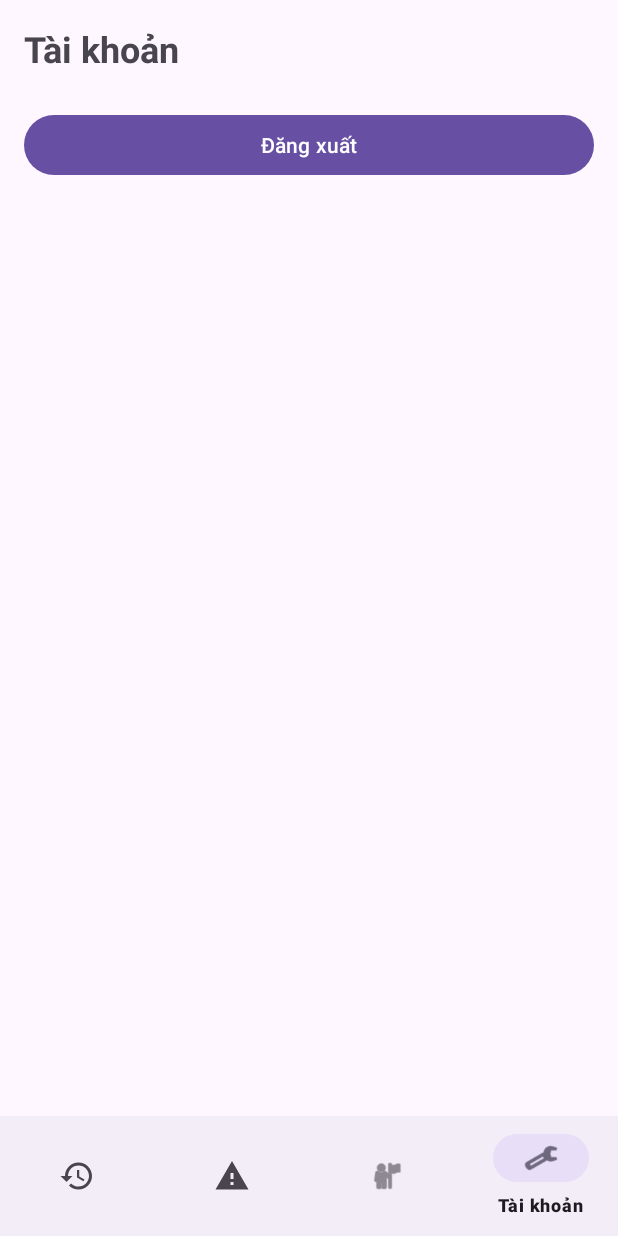
After one commit to chnle3012/app_iot, an Android app: the AccountFragment screen opened through its navigation route, on a phone screen of 412 x 824 dp. The commit adds this screen. Run offline under Robolectric (Android 15) with nearby library versions, the phone set to English and light mode, and no system bars; our stand-ins replace navigation-ui.

Commit message:
Create Logout UI

```diff
--- /dev/null
+++ b/app/src/main/java/com/example/btl_iot/ui/account/AccountFragment.java
@@ -0,0 +1,59 @@
+package com.example.btl_iot.ui.account;
+
+import android.content.Intent;
+import android.os.Bundle;
+import android.view.LayoutInflater;
+import android.view.View;
+import android.view.ViewGroup;
+import android.widget.Button;
+import android.widget.Toast;
+
+import androidx.annotation.NonNull;
+import androidx.annotation.Nullable;
+import androidx.fragment.app.Fragment;
+import androidx.lifecycle.ViewModelProvider;
+
+import com.example.btl_iot.R;
+import com.example.btl_iot.ui.auth.LoginActivity;
+import com.example.btl_iot.viewmodel.AuthViewModel;
+
+public class AccountFragment extends Fragment {
+
+    private AuthViewModel authViewModel;
+    private Button btnLogout;
+
+    @Override
+    public void onCreate(@Nullable Bundle savedInstanceState) {
+        super.onCreate(savedInstanceState);
+        authViewModel = new ViewModelProvider(requireActivity()).get(AuthViewModel.class);
+    }
+
+    @Nullable
+    @Override
+    public View onCreateView(@NonNull LayoutInflater inflater, @Nullable ViewGroup container, @Nullable Bundle savedInstanceState) {
+        return inflater.inflate(R.layout.fragment_account, container, false);
+    }
+
+    @Override
+    public void onViewCreated(@NonNull View view, @Nullable Bundle savedInstanceState) {
+        super.onViewCreated(view, savedInstanceState);
+
+        btnLogout = view.findViewById(R.id.btn_logout);
+
+        btnLogout.setOnClickListener(v -> logout());
+    }
+
+    private void logout() {
+        // Add logout functionality to AuthViewModel
+        authViewModel.logout();
+
+        // Show success message
+        Toast.makeText(requireContext(), "Đăng xuất thành công", Toast.LENGTH_SHORT).show();
+
+        // Navigate back to login screen
+        Intent intent = new Intent(requireActivity(), LoginActivity.class);
+        intent.setFlags(Intent.FLAG_ACTIVITY_NEW_TASK | Intent.FLAG_ACTIVITY_CLEAR_TASK);
+        startActivity(intent);
+        requireActivity().finish();
+    }
+}
--- a/app/src/main/java/com/example/btl_iot/ui/dashboard/MainDashboardActivity.java
+++ b/app/src/main/java/com/example/btl_iot/ui/dashboard/MainDashboardActivity.java
@@ -47,6 +47,9 @@ public class MainDashboardActivity extends AppCompatActivity implements BottomNa
         } else if (itemId == R.id.navigation_people) {
             navController.navigate(R.id.navigation_people);
             return true;
+        } else if (itemId == R.id.navigation_account) {
+            navController.navigate(R.id.navigation_account);
+            return true;
         }
 
         return false;
--- a/app/src/main/java/com/example/btl_iot/viewmodel/AuthViewModel.java
+++ b/app/src/main/java/com/example/btl_iot/viewmodel/AuthViewModel.java
@@ -35,4 +35,8 @@ public class AuthViewModel extends AndroidViewModel {
     public boolean isLoggedIn() {
         return SharedPrefsUtils.isLoggedIn(getApplication());
     }
+
+    public void logout() {
+        SharedPrefsUtils.clearAuthToken(getApplication());
+    }
 }
--- /dev/null
+++ b/app/src/main/res/layout/fragment_account.xml
@@ -0,0 +1,26 @@
+<?xml version="1.0" encoding="utf-8"?>
+<androidx.constraintlayout.widget.ConstraintLayout xmlns:android="http://schemas.android.com/apk/res/android"
+    xmlns:app="http://schemas.android.com/apk/res-auto"
+    android:layout_width="match_parent"
+    android:layout_height="match_parent"
+    android:padding="16dp">
+
+    <TextView
+        android:id="@+id/tv_account_title"
+        android:layout_width="wrap_content"
+        android:layout_height="wrap_content"
+        android:text="@string/account"
+        android:textSize="24sp"
+        android:textStyle="bold"
+        app:layout_constraintTop_toTopOf="parent"
+        app:layout_constraintStart_toStartOf="parent" />
+
+    <Button
+        android:id="@+id/btn_logout"
+        android:layout_width="match_parent"
+        android:layout_height="wrap_content"
+        android:text="@string/logout"
+        android:layout_marginTop="24dp"
+        app:layout_constraintTop_toBottomOf="@id/tv_account_title" />
+
+</androidx.constraintlayout.widget.ConstraintLayout>
--- a/app/src/main/res/menu/bottom_nav_menu.xml
+++ b/app/src/main/res/menu/bottom_nav_menu.xml
@@ -12,4 +12,8 @@
         android:id="@+id/navigation_people"
         android:icon="@android:drawable/ic_menu_myplaces"
         android:title="People" />
+    <item
+        android:id="@+id/navigation_account"
+        android:icon="@android:drawable/ic_menu_manage"
+        android:title="@string/account" />
 </menu>
--- a/app/src/main/res/navigation/nav_graph.xml
+++ b/app/src/main/res/navigation/nav_graph.xml
@@ -42,4 +42,10 @@
             android:defaultValue="-1" />
     </fragment>
 
+    <!-- Account Fragment -->
+    <fragment
+        android:id="@+id/navigation_account"
+        android:name="com.example.btl_iot.ui.account.AccountFragment"
+        android:label="Account"
+        tools:layout="@layout/fragment_account" />
 </navigation>
--- a/app/src/main/res/values/strings.xml
+++ b/app/src/main/res/values/strings.xml
@@ -13,4 +13,6 @@
     <string name="sample_data_added">Sample data added</string>
     <string name="all_data_cleared">All data cleared</string>
     <string name="no_data_to_clear">No data to clear</string>
+    <string name="account">Tài khoản</string>
+    <string name="logout">Đăng xuất</string>
 </resources>
```
